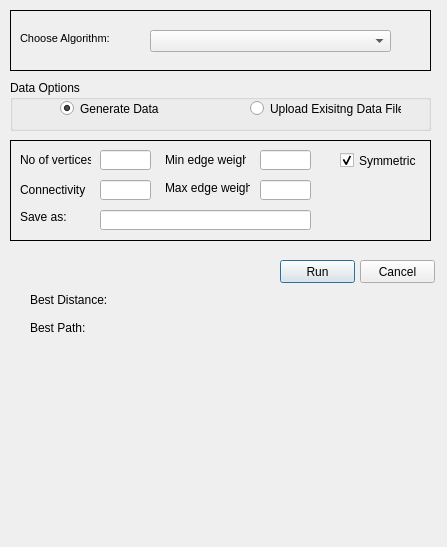
Old version of the form UI/TSP.ui in the repository robinredX/travelling-salesman-problem.
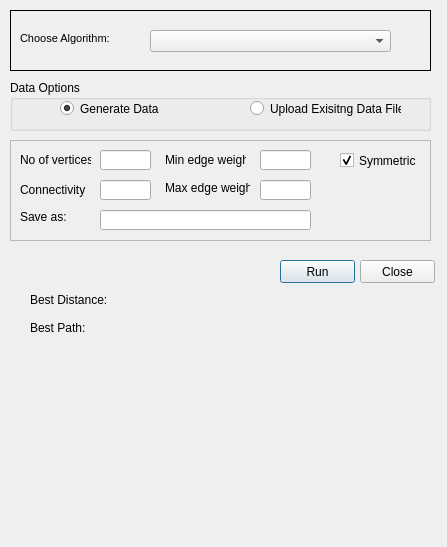
New version of the form.

The edit to the form file:
```diff
--- a/UI/TSP.ui
+++ b/UI/TSP.ui
@@ -85,7 +85,7 @@
     </rect>
    </property>
    <property name="text">
-    <string>Cancel</string>
+    <string>Close</string>
    </property>
   </widget>
   <widget class="QLabel" name="lblDistance">
@@ -332,6 +332,22 @@
      </rect>
     </property>
    </widget>
+   <widget class="QFrame" name="frmUpload">
+    <property name="geometry">
+     <rect>
+      <x>0</x>
+      <y>0</y>
+      <width>421</width>
+      <height>101</height>
+     </rect>
+    </property>
+    <property name="frameShape">
+     <enum>QFrame::StyledPanel</enum>
+    </property>
+    <property name="frameShadow">
+     <enum>QFrame::Raised</enum>
+    </property>
+   </widget>
   </widget>
   <zorder>frame</zorder>
   <zorder>cboAlgo</zorder>
```
Left out of the diff: 2 changed lines with no effect on the pictures.
